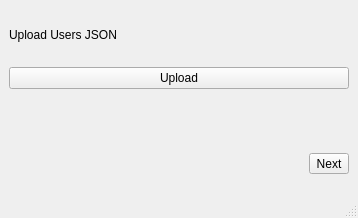
Above: ui/1_Setup/UserImportScreen.ui from F1l14/Software-Engineering-2025 before the change. Below: the same form after it.
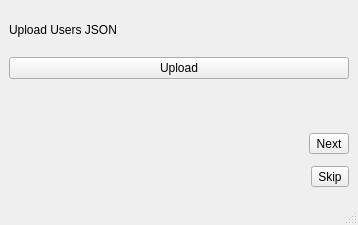
That is the form after the change.

Commit message: Fix: Added skip button

Diff of the .ui file:
```diff
--- a/ui/1_Setup/UserImportScreen.ui
+++ b/ui/1_Setup/UserImportScreen.ui
@@ -7,7 +7,7 @@
     <x>0</x>
     <y>0</y>
     <width>358</width>
-    <height>218</height>
+    <height>225</height>
    </rect>
   </property>
   <property name="windowTitle">
@@ -55,6 +55,13 @@
       </property>
      </widget>
     </item>
+    <item alignment="Qt::AlignmentFlag::AlignRight">
+     <widget class="QToolButton" name="toolButton">
+      <property name="text">
+       <string>Skip</string>
+      </property>
+     </widget>
+    </item>
    </layout>
   </widget>
   <widget class="QMenuBar" name="menubar">
```
The commit also changes 1 other file.
